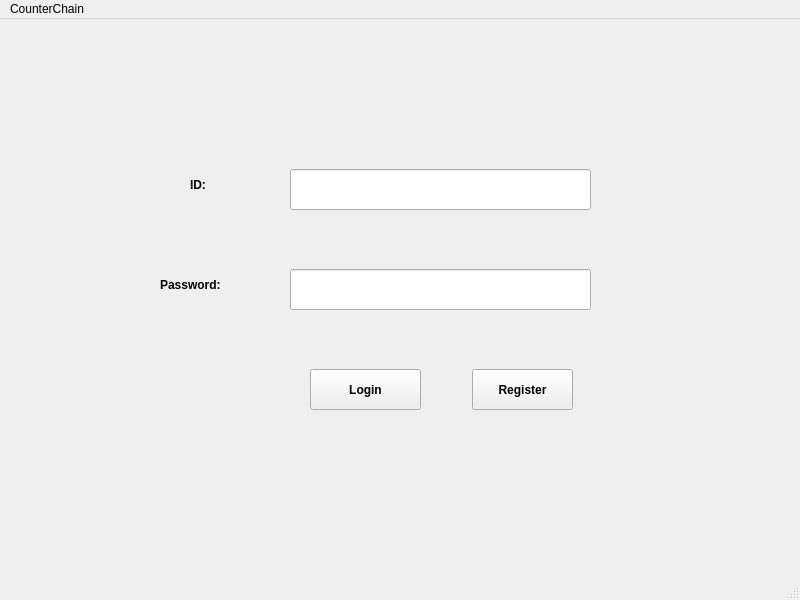
Old version of the form login.ui in the repository shubham0298/CounterChain.
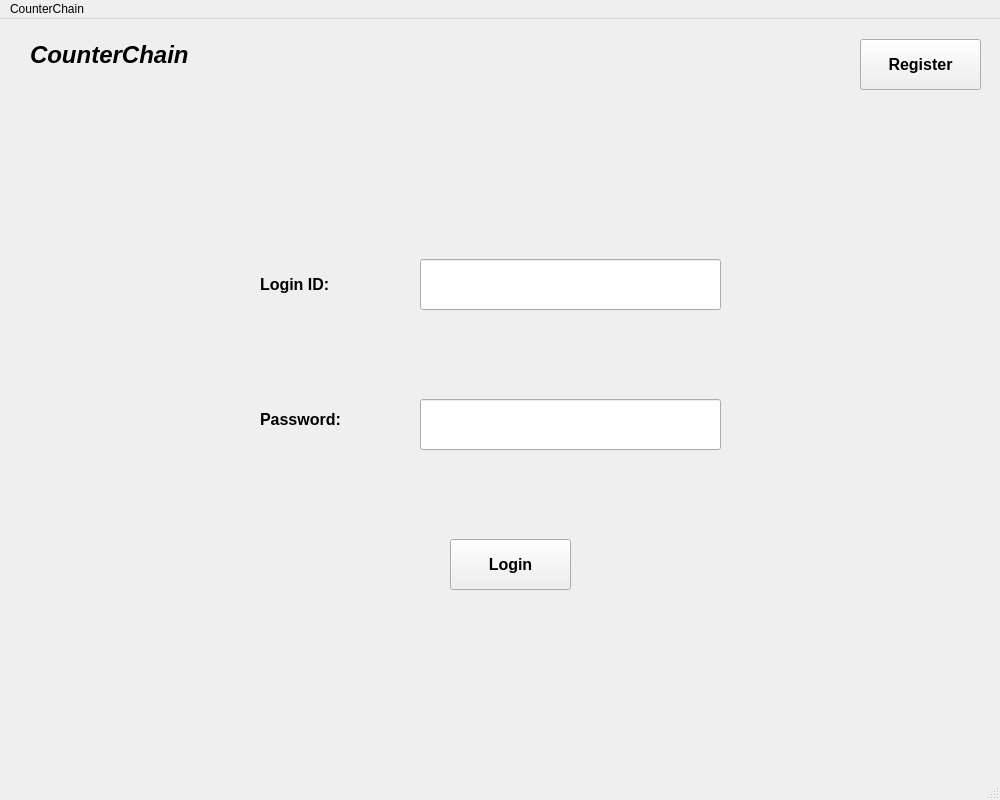
New version of the form.

```diff
--- a/login.ui
+++ b/login.ui
@@ -6,20 +6,20 @@
    <rect>
     <x>0</x>
     <y>0</y>
-    <width>800</width>
-    <height>600</height>
+    <width>1000</width>
+    <height>800</height>
    </rect>
   </property>
   <property name="minimumSize">
    <size>
-    <width>800</width>
-    <height>600</height>
+    <width>1000</width>
+    <height>800</height>
    </size>
   </property>
   <property name="maximumSize">
    <size>
-    <width>800</width>
-    <height>600</height>
+    <width>1000</width>
+    <height>800</height>
    </size>
   </property>
   <property name="windowTitle">
@@ -29,15 +29,15 @@
    <widget class="QLabel" name="label_2">
     <property name="geometry">
      <rect>
-      <x>160</x>
-      <y>250</y>
-      <width>81</width>
-      <height>31</height>
+      <x>260</x>
+      <y>360</y>
+      <width>131</width>
+      <height>81</height>
      </rect>
     </property>
     <property name="font">
      <font>
-      <pointsize>9</pointsize>
+      <pointsize>12</pointsize>
       <weight>75</weight>
       <bold>true</bold>
      </font>
@@ -49,35 +49,35 @@
    <widget class="QLabel" name="label">
     <property name="geometry">
      <rect>
-      <x>190</x>
-      <y>150</y>
-      <width>31</width>
-      <height>31</height>
+      <x>260</x>
+      <y>240</y>
+      <width>101</width>
+      <height>51</height>
      </rect>
     </property>
     <property name="font">
      <font>
-      <pointsize>9</pointsize>
+      <pointsize>12</pointsize>
       <weight>75</weight>
       <bold>true</bold>
      </font>
     </property>
     <property name="text">
-     <string>ID:</string>
+     <string>Login ID:</string>
     </property>
    </widget>
    <widget class="QPushButton" name="login">
     <property name="geometry">
      <rect>
-      <x>310</x>
-      <y>350</y>
-      <width>111</width>
-      <height>41</height>
+      <x>450</x>
+      <y>520</y>
+      <width>121</width>
+      <height>51</height>
      </rect>
     </property>
     <property name="font">
      <font>
-      <pointsize>9</pointsize>
+      <pointsize>12</pointsize>
       <weight>75</weight>
       <bold>true</bold>
      </font>
@@ -92,15 +92,15 @@
    <widget class="QPushButton" name="register_2">
     <property name="geometry">
      <rect>
-      <x>472</x>
-      <y>350</y>
-      <width>101</width>
-      <height>41</height>
+      <x>860</x>
+      <y>20</y>
+      <width>121</width>
+      <height>51</height>
      </rect>
     </property>
     <property name="font">
      <font>
-      <pointsize>9</pointsize>
+      <pointsize>12</pointsize>
       <weight>75</weight>
       <bold>true</bold>
      </font>
@@ -115,12 +115,17 @@
    <widget class="QLineEdit" name="paswd_lineEdit">
     <property name="geometry">
      <rect>
-      <x>290</x>
-      <y>250</y>
+      <x>420</x>
+      <y>380</y>
       <width>301</width>
-      <height>41</height>
+      <height>51</height>
      </rect>
     </property>
+    <property name="font">
+     <font>
+      <pointsize>12</pointsize>
+     </font>
+    </property>
     <property name="inputMethodHints">
      <set>Qt::ImhHiddenText|Qt::ImhNoAutoUppercase|Qt::ImhNoPredictiveText|Qt::ImhSensitiveData</set>
     </property>
@@ -131,24 +136,53 @@
    <widget class="QLineEdit" name="id_lineEdit">
     <property name="geometry">
      <rect>
-      <x>290</x>
-      <y>150</y>
+      <x>420</x>
+      <y>240</y>
       <width>301</width>
-      <height>41</height>
+      <height>51</height>
      </rect>
     </property>
+    <property name="font">
+     <font>
+      <pointsize>12</pointsize>
+     </font>
+    </property>
     <property name="inputMethodHints">
      <set>Qt::ImhNone</set>
     </property>
    </widget>
+   <widget class="QLabel" name="label_3">
+    <property name="geometry">
+     <rect>
+      <x>30</x>
+      <y>0</y>
+      <width>211</width>
+      <height>71</height>
+     </rect>
+    </property>
+    <property name="font">
+     <font>
+      <pointsize>18</pointsize>
+      <weight>75</weight>
+      <italic>true</italic>
+      <bold>true</bold>
+     </font>
+    </property>
+    <property name="cursor">
+     <cursorShape>IBeamCursor</cursorShape>
+    </property>
+    <property name="text">
+     <string>CounterChain</string>
+    </property>
+   </widget>
   </widget>
   <widget class="QMenuBar" name="menubar">
    <property name="geometry">
     <rect>
      <x>0</x>
      <y>0</y>
-     <width>800</width>
-     <height>21</height>
+     <width>1000</width>
+     <height>26</height>
     </rect>
    </property>
    <widget class="QMenu" name="menuCounterChain">
```
Left out of the diff: 6 changed lines with no effect on the pictures.
